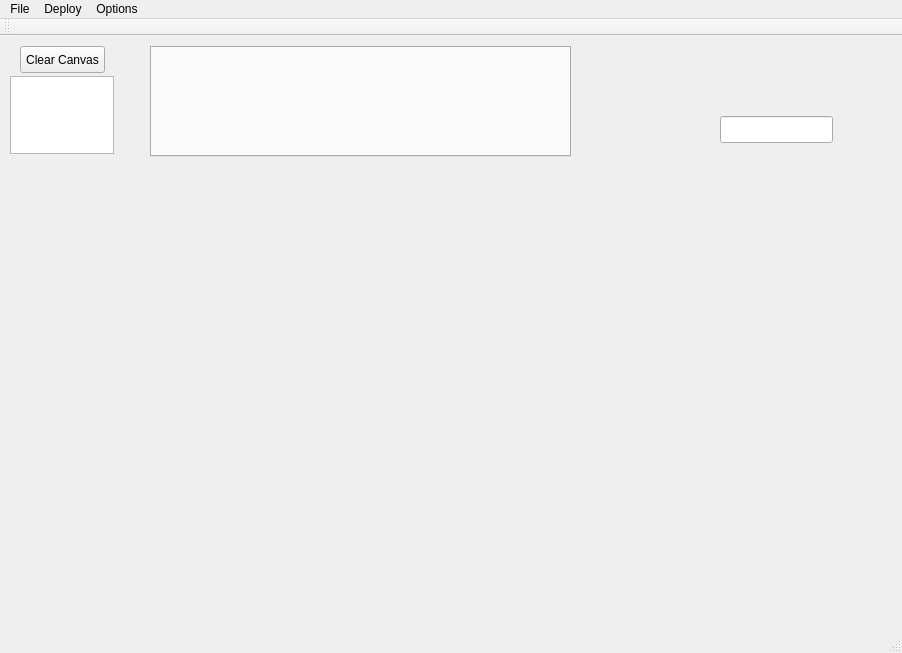
This is Auto_Gui_JSON/mainwindow.ui in SarahHeinzHouseFRC/SHARPAutonomousScripter as Qt 5 draws it before an edit. The edited form follows.
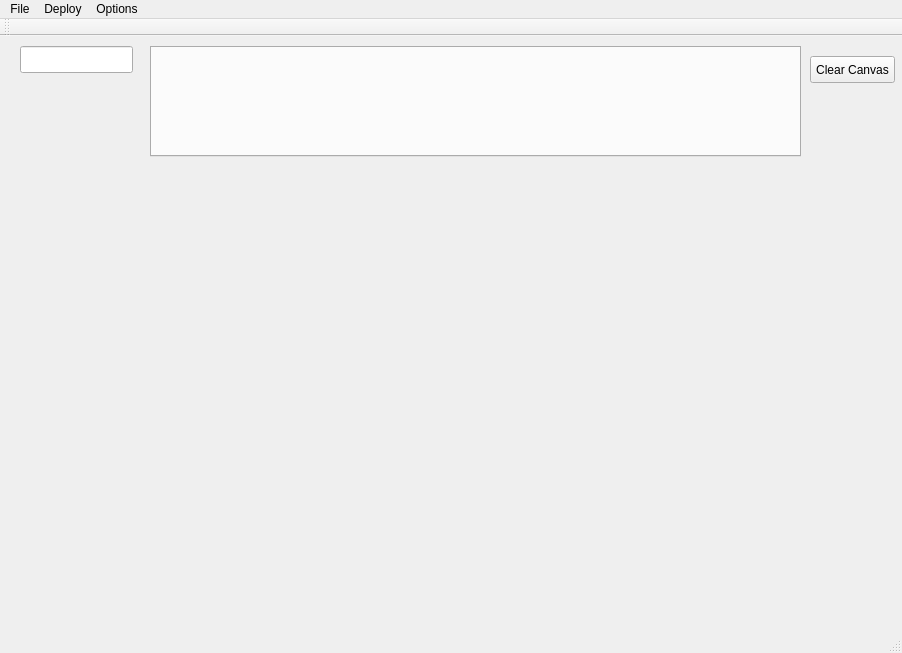
This is the edited form.

Commit message: Added the ability to reload and edit JSON files via the scriptr

Diff of the .ui file:
```diff
--- a/Auto_Gui_JSON/mainwindow.ui
+++ b/Auto_Gui_JSON/mainwindow.ui
@@ -20,8 +20,8 @@
    <widget class="QPushButton" name="clearButton">
     <property name="geometry">
      <rect>
-      <x>20</x>
-      <y>10</y>
+      <x>810</x>
+      <y>20</y>
       <width>85</width>
       <height>27</height>
      </rect>
@@ -35,7 +35,7 @@
      <rect>
       <x>150</x>
       <y>10</y>
-      <width>421</width>
+      <width>651</width>
       <height>111</height>
      </rect>
     </property>
@@ -43,21 +43,11 @@
      <number>-1</number>
     </property>
    </widget>
-   <widget class="QTextEdit" name="debug">
-    <property name="geometry">
-     <rect>
-      <x>10</x>
-      <y>40</y>
-      <width>104</width>
-      <height>78</height>
-     </rect>
-    </property>
-   </widget>
    <widget class="QLineEdit" name="fileNameEditText">
     <property name="geometry">
      <rect>
-      <x>720</x>
-      <y>80</y>
+      <x>20</x>
+      <y>10</y>
       <width>113</width>
       <height>27</height>
      </rect>
```
The commit also changes 14 other files.
